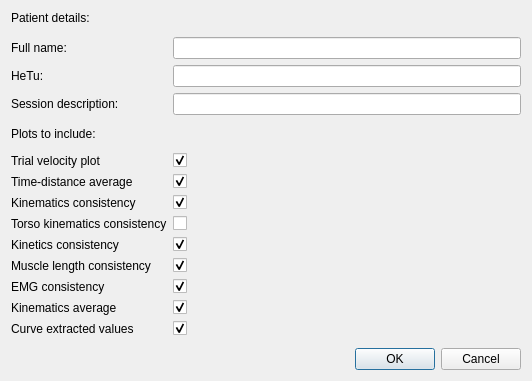
Before: the Qt Designer form gaitutils/gui/pdf_report_dialog.ui in NCH-Motion-Laboratory/gaitutils, drawn with Qt 5.
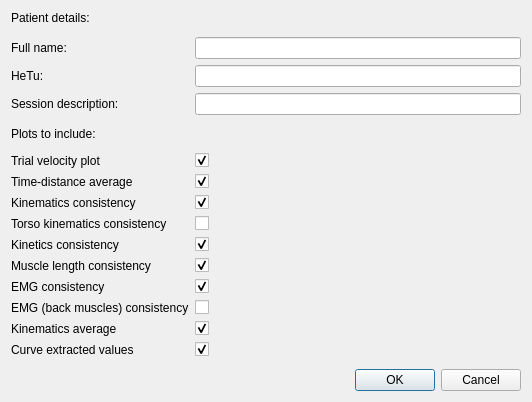
After: the same form once the commit is applied.

Commit message: add back EMG muscles into PDF report

Patch:
```diff
--- a/gaitutils/gui/pdf_report_dialog.ui
+++ b/gaitutils/gui/pdf_report_dialog.ui
@@ -223,14 +223,14 @@
        </property>
       </widget>
      </item>
-     <item row="15" column="0">
+     <item row="16" column="0">
       <widget class="QLabel" name="label_8">
        <property name="text">
         <string>Kinematics average</string>
        </property>
       </widget>
      </item>
-     <item row="15" column="1">
+     <item row="16" column="1">
       <widget class="QCheckBox" name="cbKinAverage">
        <property name="sizePolicy">
         <sizepolicy hsizetype="Minimum" vsizetype="Fixed">
@@ -249,7 +249,7 @@
        </property>
       </widget>
      </item>
-     <item row="17" column="0">
+     <item row="18" column="0">
       <spacer name="verticalSpacer_4">
        <property name="orientation">
         <enum>Qt::Vertical</enum>
@@ -288,14 +288,14 @@
        </property>
       </widget>
      </item>
-     <item row="16" column="0">
+     <item row="17" column="0">
       <widget class="QLabel" name="label_10">
        <property name="text">
         <string>Curve extracted values</string>
        </property>
       </widget>
      </item>
-     <item row="16" column="1">
+     <item row="17" column="1">
       <widget class="QCheckBox" name="cbExtracted">
        <property name="sizePolicy">
         <sizepolicy hsizetype="Minimum" vsizetype="Fixed">
@@ -340,6 +340,32 @@
        </property>
       </widget>
      </item>
+     <item row="15" column="0">
+      <widget class="QLabel" name="label_14">
+       <property name="text">
+        <string>EMG (back muscles) consistency</string>
+       </property>
+      </widget>
+     </item>
+     <item row="15" column="1">
+      <widget class="QCheckBox" name="cbBackEMGCons">
+       <property name="sizePolicy">
+        <sizepolicy hsizetype="Minimum" vsizetype="Fixed">
+         <horstretch>0</horstretch>
+         <verstretch>0</verstretch>
+        </sizepolicy>
+       </property>
+       <property name="layoutDirection">
+        <enum>Qt::LeftToRight</enum>
+       </property>
+       <property name="text">
+        <string/>
+       </property>
+       <property name="checked">
+        <bool>false</bool>
+       </property>
+      </widget>
+     </item>
     </layout>
    </item>
    <item>
```
The commit also changes 3 other files.
